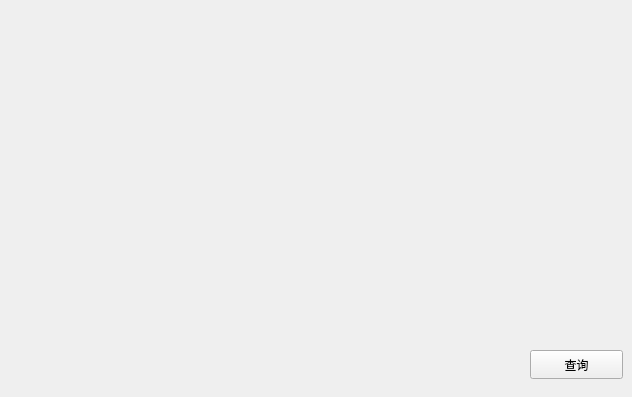
Qt form zero2one/SqlQuery/widget.ui (NilEra-K/QT6_2) before a commit.
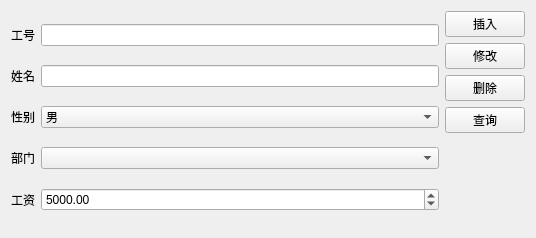
The same form after that commit.

```diff
--- a/zero2one/SqlQuery/widget.ui
+++ b/zero2one/SqlQuery/widget.ui
@@ -6,26 +6,132 @@
    <rect>
     <x>0</x>
     <y>0</y>
-    <width>632</width>
-    <height>397</height>
+    <width>536</width>
+    <height>238</height>
    </rect>
   </property>
   <property name="windowTitle">
    <string>QSqlQuery 的使用</string>
   </property>
-  <widget class="QPushButton" name="btnSelect">
-   <property name="geometry">
-    <rect>
-     <x>530</x>
-     <y>350</y>
-     <width>93</width>
-     <height>29</height>
-    </rect>
-   </property>
-   <property name="text">
-    <string>查询</string>
-   </property>
-  </widget>
+  <layout class="QGridLayout" name="gridLayout_2">
+   <item row="0" column="0" rowspan="2">
+    <layout class="QGridLayout" name="gridLayout">
+     <item row="0" column="0">
+      <widget class="QLabel" name="label">
+       <property name="text">
+        <string>工号</string>
+       </property>
+      </widget>
+     </item>
+     <item row="0" column="1">
+      <widget class="QLineEdit" name="editEmpNo"/>
+     </item>
+     <item row="1" column="0">
+      <widget class="QLabel" name="label_2">
+       <property name="text">
+        <string>姓名</string>
+       </property>
+      </widget>
+     </item>
+     <item row="1" column="1">
+      <widget class="QLineEdit" name="editEmpName"/>
+     </item>
+     <item row="2" column="0">
+      <widget class="QLabel" name="label_3">
+       <property name="text">
+        <string>性别</string>
+       </property>
+      </widget>
+     </item>
+     <item row="2" column="1">
+      <widget class="QComboBox" name="cmbGender">
+       <item>
+        <property name="text">
+         <string>男</string>
+        </property>
+       </item>
+       <item>
+        <property name="text">
+         <string>女</string>
+        </property>
+       </item>
+      </widget>
+     </item>
+     <item row="3" column="0">
+      <widget class="QLabel" name="label_4">
+       <property name="text">
+        <string>部门</string>
+       </property>
+      </widget>
+     </item>
+     <item row="3" column="1">
+      <widget class="QComboBox" name="cmbDept"/>
+     </item>
+     <item row="4" column="0">
+      <widget class="QLabel" name="label_5">
+       <property name="text">
+        <string>工资</string>
+       </property>
+      </widget>
+     </item>
+     <item row="4" column="1">
+      <widget class="QDoubleSpinBox" name="dSpinSalary">
+       <property name="maximum">
+        <double>30000.000000000000000</double>
+       </property>
+       <property name="value">
+        <double>5000.000000000000000</double>
+       </property>
+      </widget>
+     </item>
+    </layout>
+   </item>
+   <item row="0" column="1" rowspan="2" colspan="2">
+    <layout class="QVBoxLayout" name="verticalLayout">
+     <item>
+      <widget class="QPushButton" name="btnInsert">
+       <property name="text">
+        <string>插入</string>
+       </property>
+      </widget>
+     </item>
+     <item>
+      <widget class="QPushButton" name="btnUpdate">
+       <property name="text">
+        <string>修改</string>
+       </property>
+      </widget>
+     </item>
+     <item>
+      <widget class="QPushButton" name="btnDelete">
+       <property name="text">
+        <string>删除</string>
+       </property>
+      </widget>
+     </item>
+     <item>
+      <widget class="QPushButton" name="btnSelect">
+       <property name="text">
+        <string>查询</string>
+       </property>
+      </widget>
+     </item>
+     <item>
+      <spacer name="verticalSpacer">
+       <property name="orientation">
+        <enum>Qt::Vertical</enum>
+       </property>
+       <property name="sizeHint" stdset="0">
+        <size>
+         <width>20</width>
+         <height>365</height>
+        </size>
+       </property>
+      </spacer>
+     </item>
+    </layout>
+   </item>
+  </layout>
  </widget>
  <resources/>
  <connections/>
```
